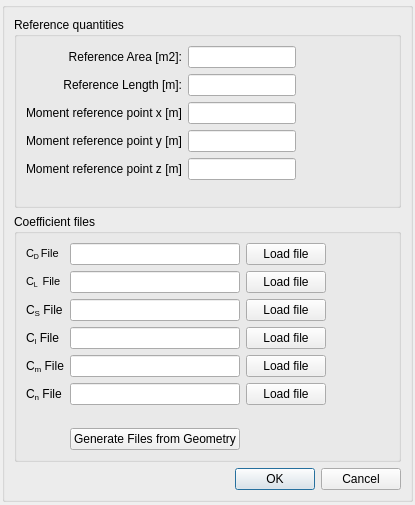
First picture: the form in sta-src/Main/aerodynamicproperties.ui, repository Dwarf-Planet-Project/SpaceDesignTool, before the edit.
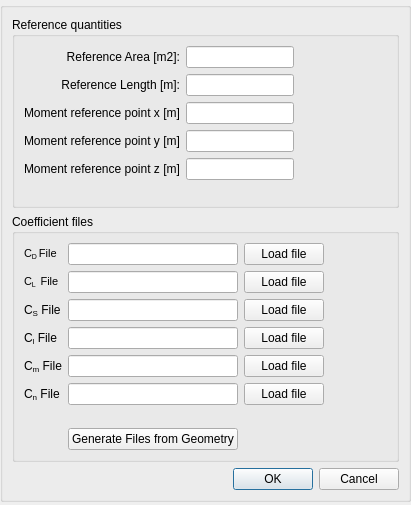
Second picture: the form after the edit.

Patch:
```diff
--- a/sta-src/Main/aerodynamicproperties.ui
+++ b/sta-src/Main/aerodynamicproperties.ui
@@ -6,7 +6,7 @@
    <rect>
     <x>0</x>
     <y>0</y>
-    <width>415</width>
+    <width>411</width>
     <height>505</height>
    </rect>
   </property>
@@ -18,7 +18,7 @@
   </property>
   <property name="minimumSize">
    <size>
-    <width>415</width>
+    <width>350</width>
     <height>505</height>
    </size>
   </property>
@@ -139,13 +139,25 @@
                 </widget>
                </item>
                <item row="2" column="1">
-                <widget class="QLineEdit" name="xMomLineEdit"/>
+                <widget class="QLineEdit" name="xMomLineEdit">
+                 <property name="alignment">
+                  <set>Qt::AlignRight|Qt::AlignTrailing|Qt::AlignVCenter</set>
+                 </property>
+                </widget>
                </item>
                <item row="3" column="1">
-                <widget class="QLineEdit" name="yMomLineEdit"/>
+                <widget class="QLineEdit" name="yMomLineEdit">
+                 <property name="alignment">
+                  <set>Qt::AlignRight|Qt::AlignTrailing|Qt::AlignVCenter</set>
+                 </property>
+                </widget>
                </item>
                <item row="4" column="1">
-                <widget class="QLineEdit" name="zMomLineEdit"/>
+                <widget class="QLineEdit" name="zMomLineEdit">
+                 <property name="alignment">
+                  <set>Qt::AlignRight|Qt::AlignTrailing|Qt::AlignVCenter</set>
+                 </property>
+                </widget>
                </item>
                <item row="3" column="0">
                 <widget class="QLabel" name="yMomLabel">
```
Left out of the diff: 226 changed lines with no effect on the pictures.
